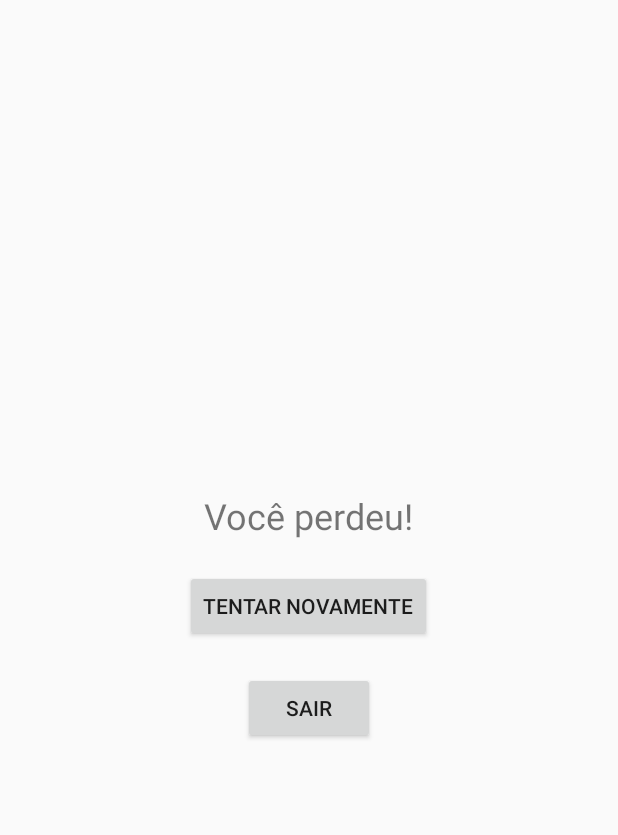
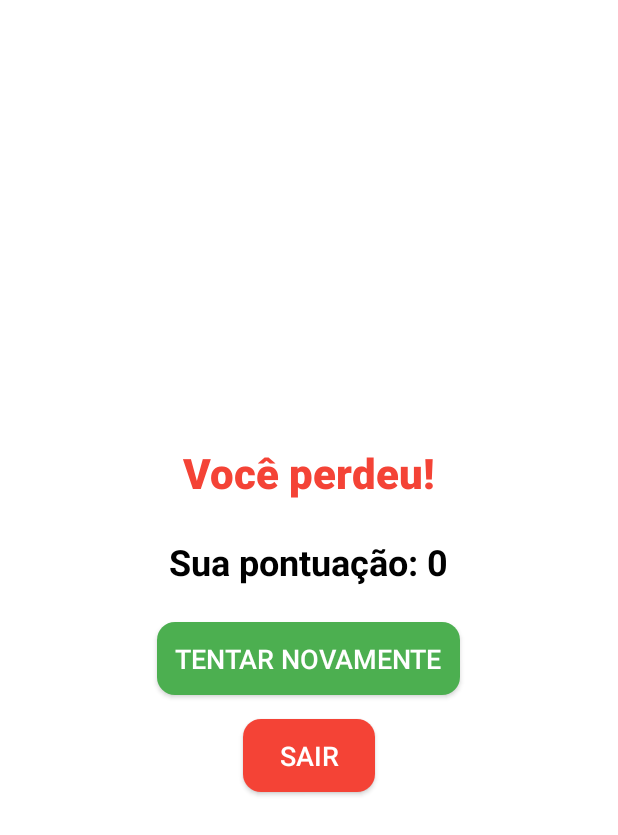
Before and after one commit to SaMAnijar/MemoryQuest, an Android app built with Jetpack Compose: the LoseActivity screen opened directly, with no data from a screen before it, on a phone screen of 412 x 824 dp. Shown: the top 835 px of the screen. Run offline under Robolectric (Android 15) with nearby library versions, the phone set to English and light mode, and no system bars.

Commit message:
funcionalidade de pontuacao

```diff
--- a/app/src/main/java/com/example/memoryquest/BoardView.kt
+++ b/app/src/main/java/com/example/memoryquest/BoardView.kt
@@ -80,6 +80,7 @@ class BoardView(private val context: Context, private val gameManager: Game) {
             secondCard.isMatched = true
 
             // Atualizar a pontuação e notificar a Activity
+            gameManager.score += 10  // Certifique-se de que a pontuação esteja sendo incrementada
             onScoreUpdated?.invoke(gameManager.score)
             Log.d("BoardView", "Par encontrado! Pontuação: ${gameManager.score}")
 
@@ -92,9 +93,10 @@ class BoardView(private val context: Context, private val gameManager: Game) {
                 updateButtonState(firstIndex, false)
                 updateButtonState(secondIndex, false)
                 selectedCards.clear()
-            }, 1000)
+            }, 500)
         }
     }
+
 
     private fun updateButtonState(index: Int, matched: Boolean) {
         val card = gameManager.getCards()[index]
--- a/app/src/main/java/com/example/memoryquest/Game.kt
+++ b/app/src/main/java/com/example/memoryquest/Game.kt
@@ -50,7 +50,6 @@ class Game(private val cardImages: List<Int>) {
                 streak = 0
             }
         }
-
         return false
     }
 }
--- a/app/src/main/java/com/example/memoryquest/LoseActivity.kt
+++ b/app/src/main/java/com/example/memoryquest/LoseActivity.kt
@@ -3,6 +3,7 @@ package com.example.memoryquest
 import android.content.Intent
 import android.os.Bundle
 import android.widget.Button
+import android.widget.TextView
 import androidx.appcompat.app.AppCompatActivity
 
 class LoseActivity : AppCompatActivity() {
@@ -11,21 +12,23 @@ class LoseActivity : AppCompatActivity() {
         super.onCreate(savedInstanceState)
         setContentView(R.layout.activity_lose)
 
-        val btnTryAgain = findViewById<Button>(R.id.btnTentar)
-        val btnExit = findViewById<Button>(R.id.btnSair)
+        // Recupera a pontuação passada pela MainActivity
+        val score = intent.getIntExtra("score", 0)
 
-        // Botão "Tentar novamente"
-        btnTryAgain.setOnClickListener {
-            val intent = Intent(this, MainActivity::class.java)
-            startActivity(intent)
-            finish()  // Fecha a tela de perdedor
+        // Exibe a pontuação no TextView
+        val tvFinalScore = findViewById<TextView>(R.id.tvFinalScore)
+        tvFinalScore.text = "Sua pontuação: $score"
+
+        // Botão para tentar novamente
+        val btnTentar = findViewById<Button>(R.id.btnTentar)
+        btnTentar.setOnClickListener {
+            finish()  // Voltar para a MainActivity
         }
 
-        // Botão "Sair" leva de volta para a tela inicial
-        btnExit.setOnClickListener {
-            val intent = Intent(this, StartActivity::class.java)
-            startActivity(intent)
-            finish()  // Fecha a tela de perdedor
+        // Botão para sair do jogo
+        val btnSair = findViewById<Button>(R.id.btnSair)
+        btnSair.setOnClickListener {
+            finishAffinity()  // Fechar o aplicativo
         }
     }
 }
--- a/app/src/main/java/com/example/memoryquest/MainActivity.kt
+++ b/app/src/main/java/com/example/memoryquest/MainActivity.kt
@@ -50,6 +50,10 @@ class MainActivity : AppCompatActivity() {
         startTimer()
     }
 
+    private fun updateScore(score: Int) {
+        tvScore.text = "Pontuação: $score"
+    }
+
     private fun startTimer() {
         countDownTimer = object : CountDownTimer(60000, 1000) {  // 60 segundos, intervalo de 1 segundo
             override fun onTick(millisUntilFinished: Long) {
@@ -65,6 +69,7 @@ class MainActivity : AppCompatActivity() {
 
     private fun showLoseScreen() {
         val intent = Intent(this, LoseActivity::class.java)
+        intent.putExtra("score", game.score)  // Passa a pontuação para a LoseActivity
         startActivity(intent)
         finish()  // Fecha a MainActivity
     }
--- /dev/null
+++ b/app/src/main/res/drawable/grid_background.xml
@@ -0,0 +1,6 @@
+<shape xmlns:android="http://schemas.android.com/apk/res/android"
+    android:shape="rectangle">
+    <solid android:color="#E0E0E0" />
+    <corners android:radius="16dp" />
+    <elevation android:elevation="8dp"/>
+</shape>
--- /dev/null
+++ b/app/src/main/res/drawable/rounded_button.xml
@@ -0,0 +1,6 @@
+<shape xmlns:android="http://schemas.android.com/apk/res/android"
+    android:shape="rectangle">
+    <corners android:radius="12dp" />
+    <solid android:color="?android:attr/colorButtonNormal" />
+    <padding android:left="16dp" android:top="10dp" android:right="16dp" android:bottom="10dp" />
+</shape>
--- a/app/src/main/res/layout/activity_lose.xml
+++ b/app/src/main/res/layout/activity_lose.xml
@@ -1,28 +1,61 @@
-<?xml version="1.0" encoding="utf-8"?>
 <LinearLayout xmlns:android="http://schemas.android.com/apk/res/android"
     android:layout_width="match_parent"
     android:layout_height="match_parent"
     android:orientation="vertical"
     android:gravity="center"
-    android:padding="20dp">
+    android:background="@android:color/white"
+    android:padding="24dp">
 
+    <!-- Texto de Perda -->
     <TextView
         android:layout_width="wrap_content"
         android:layout_height="wrap_content"
         android:text="Você perdeu!"
+        android:textSize="28sp"
+        android:textColor="#F44336"
+        android:layout_marginBottom="24dp"
+        android:textStyle="bold"
+        android:fontFamily="sans-serif-medium"/>
+
+    <!-- Texto para exibir a pontuação final -->
+    <TextView
+        android:id="@+id/tvFinalScore"
+        android:layout_width="wrap_content"
+        android:layout_height="wrap_content"
+        android:text="Sua pontuação: 0"
         android:textSize="24sp"
-        android:layout_marginBottom="20dp" />
+        android:textColor="#000000"
+        android:layout_marginBottom="24dp"
+        android:textStyle="bold"
+        android:fontFamily="sans-serif"/>
 
+    <!-- Botão de Tentar Novamente -->
     <Button
         android:id="@+id/btnTentar"
         android:layout_width="wrap_content"
         android:layout_height="wrap_content"
-        android:text="Tentar Novamente" />
+        android:text="Tentar Novamente"
+        android:textColor="@android:color/white"
+        android:backgroundTint="#4CAF50"
+        android:elevation="4dp"
+        android:padding="12dp"
+        android:textSize="18sp"
+        android:fontFamily="sans-serif-medium"
+        android:layout_marginBottom="16dp"
+        android:background="@drawable/rounded_button"/>
 
+    <!-- Botão de Sair -->
     <Button
         android:id="@+id/btnSair"
         android:layout_width="wrap_content"
         android:layout_height="wrap_content"
         android:text="Sair"
-        android:layout_marginTop="20dp" />
+        android:textColor="@android:color/white"
+        android:backgroundTint="#F44336"
+        android:elevation="4dp"
+        android:padding="12dp"
+        android:textSize="18sp"
+        android:fontFamily="sans-serif-medium"
+        android:background="@drawable/rounded_button"/>
+
 </LinearLayout>
--- a/app/src/main/res/values/colors.xml
+++ b/app/src/main/res/values/colors.xml
@@ -1,13 +1,12 @@
-<?xml version="1.0" encoding="utf-8"?>
 <resources>
-    <color name="colorPrimary">#6200EE</color>
-    <color name="colorPrimaryDark">#3700B3</color>
-    <color name="colorAccent">#03DAC5</color>
-    <color name="purple_200">#FFBB86FC</color>
-    <color name="purple_500">#FF6200EE</color>
-    <color name="purple_700">#FF3700B3</color>
-    <color name="teal_200">#FF03DAC5</color>
-    <color name="teal_700">#FF018786</color>
-    <color name="black">#FF000000</color>
-    <color name="white">#FFFFFFFF</color>
+    <!-- Cor primária da aplicação -->
+    <color name="colorPrimary">#2196F3</color>
+    <color name="colorPrimaryDark">#1976D2</color>
+    <color name="colorAccent">#FF4081</color>
+
+    <!-- Outras cores, se necessário -->
+    <color name="white">#FFFFFF</color>
+    <color name="black">#000000</color>
+    <color name="errorColor">#F44336</color>
+    <color name="successColor">#4CAF50</color>
 </resources>
```
Also changed, not shown: app/src/main/res/layout/activity_main.xml (+17 -22 lines), app/src/main/res/layout/activity_start.xml (+24 -6 lines).
